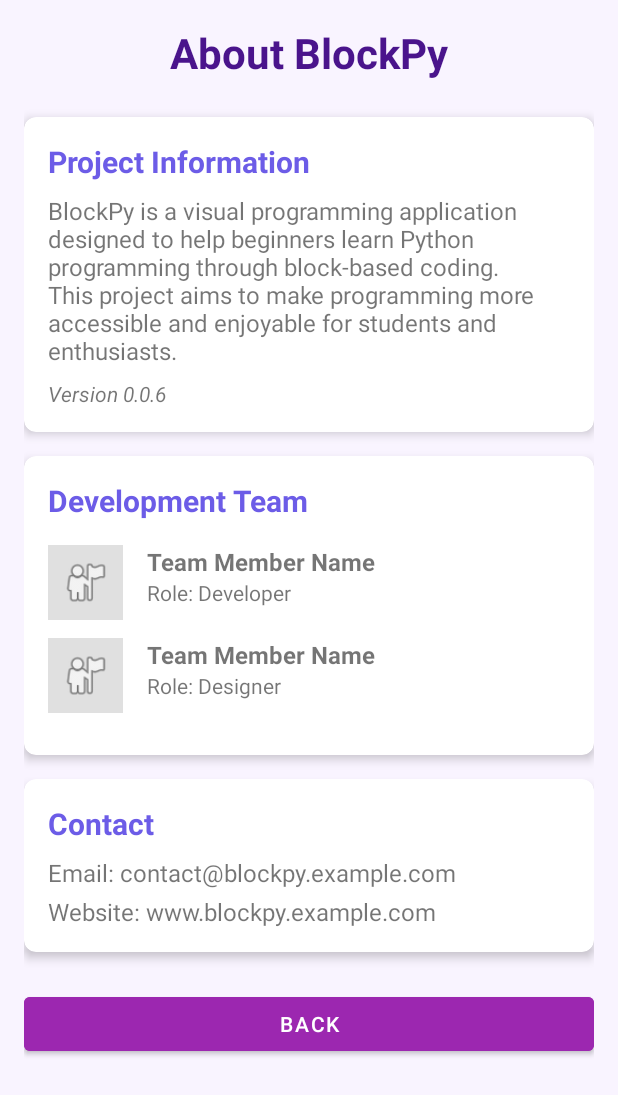
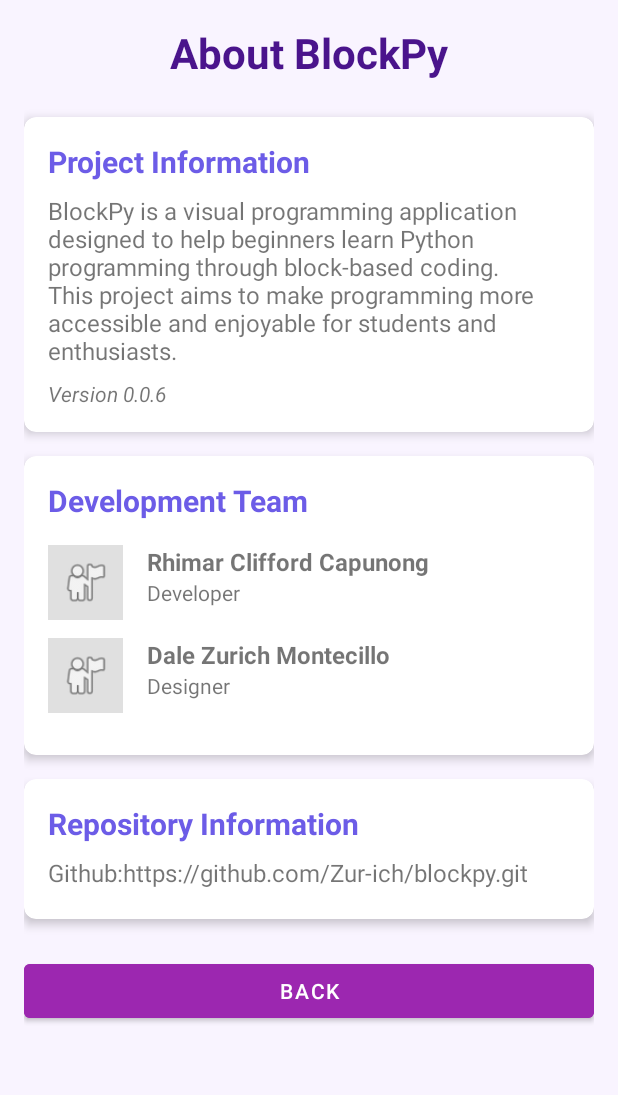
Before and after one commit to Zur-ich/blockpy, an Android app built with Jetpack Compose: the screen it shows after launch (MainMenuActivity), after a tap on "ABOUT", on a phone screen of 412 x 824 dp. Shown: the top 1095 px of the screen. Run offline under Robolectric (Android 15) with nearby library versions, the phone set to English and light mode, and no system bars.

Commit message:
one error fixed by MYSELF

```diff
--- a/app/src/main/res/layout/fragment_about.xml
+++ b/app/src/main/res/layout/fragment_about.xml
@@ -106,14 +106,14 @@
                         <TextView
                             android:layout_width="match_parent"
                             android:layout_height="wrap_content"
-                            android:text="Team Member Name"
+                            android:text="Rhimar Clifford Capunong"
                             android:textSize="16sp"
                             android:textStyle="bold" />
 
                         <TextView
                             android:layout_width="match_parent"
                             android:layout_height="wrap_content"
-                            android:text="Role: Developer"
+                            android:text="Developer"
                             android:textSize="14sp" />
                     </LinearLayout>
                 </LinearLayout>
@@ -141,14 +141,14 @@
                         <TextView
                             android:layout_width="match_parent"
                             android:layout_height="wrap_content"
-                            android:text="Team Member Name"
+                            android:text="Dale Zurich Montecillo"
                             android:textSize="16sp"
                             android:textStyle="bold" />
 
                         <TextView
                             android:layout_width="match_parent"
                             android:layout_height="wrap_content"
-                            android:text="Role: Designer"
+                            android:text="Designer"
                             android:textSize="14sp" />
                     </LinearLayout>
                 </LinearLayout>
@@ -172,7 +172,7 @@
                 <TextView
                     android:layout_width="match_parent"
                     android:layout_height="wrap_content"
-                    android:text="Contact"
+                    android:text="Repository Information"
                     android:textSize="20sp"
                     android:textStyle="bold"
                     android:textColor="#6C5CE7"
@@ -181,15 +181,11 @@
                 <TextView
                     android:layout_width="match_parent"
                     android:layout_height="wrap_content"
-                    android:text="Email: contact@blockpy.example.com"
+                    android:text="Github:https://github.com/Zur-ich/blockpy.git"
                     android:textSize="16sp"
                     android:layout_marginBottom="4dp" />
 
-                <TextView
-                    android:layout_width="match_parent"
-                    android:layout_height="wrap_content"
-                    android:text="Website: www.blockpy.example.com"
-                    android:textSize="16sp" />
+
             </LinearLayout>
         </androidx.cardview.widget.CardView>
 
```
Also changed, not shown: app/src/main/java/com/example/BlockPy/LessonActivity.java (line endings or trailing spaces).
